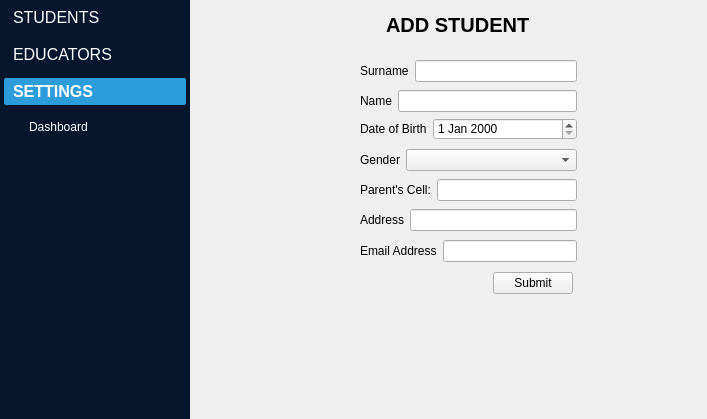
The window that ui/main_window.ui (regisgambiza/schoolmanager) describes before a commit, drawn with Qt 5.
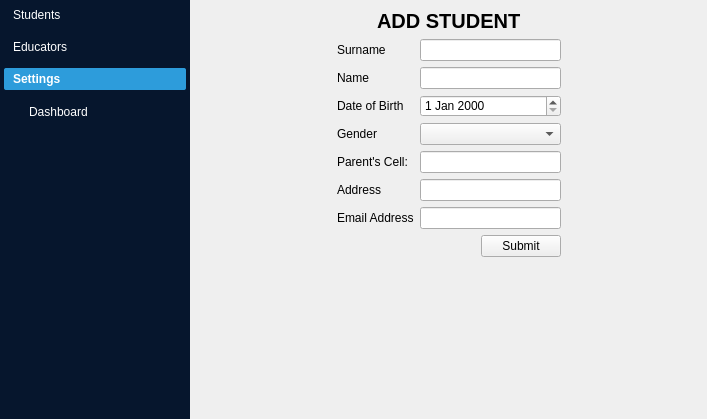
The same window after the commit. The open tabs and pages were chosen to show the change. Icons and pictures are not drawn.

Commit message: Ui Twiking and added page navigation

Patch:
```diff
--- a/ui/main_window.ui
+++ b/ui/main_window.ui
@@ -77,7 +77,7 @@
          <widget class="QToolBox" name="toolBox">
           <property name="font">
            <font>
-            <pointsize>12</pointsize>
+            <pointsize>9</pointsize>
            </font>
           </property>
           <property name="styleSheet">
@@ -133,7 +133,7 @@
              <normaloff>:/icon/icon/home-4-48 (2).ico</normaloff>:/icon/icon/home-4-48 (2).ico</iconset>
            </attribute>
            <attribute name="label">
-            <string>STUDENTS</string>
+            <string>Students</string>
            </attribute>
            <layout class="QVBoxLayout" name="verticalLayout">
             <property name="spacing">
@@ -215,7 +215,7 @@
              <normaloff>:/icon/icon/car-4-48.ico</normaloff>:/icon/icon/car-4-48.ico</iconset>
            </attribute>
            <attribute name="label">
-            <string>EDUCATORS</string>
+            <string>Educators</string>
            </attribute>
            <layout class="QVBoxLayout" name="verticalLayout_2">
             <property name="spacing">
@@ -281,8 +281,8 @@
             <rect>
              <x>0</x>
              <y>0</y>
-             <width>161</width>
-             <height>280</height>
+             <width>172</width>
+             <height>298</height>
             </rect>
            </property>
            <attribute name="icon">
@@ -290,7 +290,7 @@
              <normaloff>:/icon/icon/group-48.ico</normaloff>:/icon/icon/group-48.ico</iconset>
            </attribute>
            <attribute name="label">
-            <string>SETTINGS</string>
+            <string>Settings</string>
            </attribute>
            <layout class="QVBoxLayout" name="verticalLayout_3">
             <property name="spacing">
@@ -422,129 +422,154 @@
            </layout>
           </widget>
           <widget class="QWidget" name="page_2">
-           <widget class="QWidget" name="layoutWidget_4">
-            <property name="geometry">
-             <rect>
-              <x>170</x>
-              <y>60</y>
-              <width>217</width>
-              <height>204</height>
-             </rect>
-            </property>
-            <layout class="QGridLayout" name="gridLayout_6">
-             <item row="5" column="0">
-              <layout class="QFormLayout" name="formLayout_9">
-               <item row="0" column="0">
+           <layout class="QVBoxLayout" name="verticalLayout_10">
+            <item>
+             <layout class="QHBoxLayout" name="horizontalLayout_3">
+              <item>
+               <spacer name="horizontalSpacer">
+                <property name="orientation">
+                 <enum>Qt::Horizontal</enum>
+                </property>
+                <property name="sizeHint" stdset="0">
+                 <size>
+                  <width>40</width>
+                  <height>20</height>
+                 </size>
+                </property>
+               </spacer>
+              </item>
+              <item>
+               <layout class="QVBoxLayout" name="verticalLayout_8">
+                <item>
+                 <layout class="QHBoxLayout" name="horizontalLayout_13">
+                  <item>
+                   <spacer name="horizontalSpacer_12">
+                    <property name="orientation">
+                     <enum>Qt::Horizontal</enum>
+                    </property>
+                    <property name="sizeHint" stdset="0">
+                     <size>
+                      <width>40</width>
+                      <height>20</height>
+                     </size>
+                    </property>
+                   </spacer>
+                  </item>
+                  <item>
+                   <widget class="QLabel" name="label_24">
+                    <property name="font">
+                     <font>
+                      <pointsize>15</pointsize>
+                      <bold>true</bold>
+                     </font>
+                    </property>
+                    <property name="text">
+                     <string>ADD STUDENT</string>
+                    </property>
+                   </widget>
+                  </item>
+                  <item>
+                   <spacer name="horizontalSpacer_13">
+                    <property name="orientation">
+                     <enum>Qt::Horizontal</enum>
+                    </property>
+                    <property name="sizeHint" stdset="0">
+                     <size>
+                      <width>40</width>
+                      <height>20</height>
+                     </size>
+                    </property>
+                   </spacer>
+                  </item>
+                 </layout>
+                </item>
+                <item>
+                 <layout class="QHBoxLayout" name="horizontalLayout_2">
+                  <item>
+                   <layout class="QVBoxLayout" name="verticalLayout_7">
+                    <item>
+                     <widget class="QLabel" name="label_22">
+                      <property name="text">
+                       <string>Surname</string>
+                      </property>
+                     </widget>
+                    </item>
+                    <item>
+                     <widget class="QLabel" name="label_20">
+                      <property name="text">
+                       <string>Name</string>
+                      </property>
+                     </widget>
+                    </item>
+                    <item>
+                     <widget class="QLabel" name="label_21">
+                      <property name="text">
+                       <string>Date of Birth</string>
+                      </property>
+                     </widget>
+                    </item>
+                    <item>
+                     <widget class="QLabel" name="label_23">
+                      <property name="text">
+                       <string>Gender</string>
+                      </property>
+                     </widget>
+                    </item>
+                    <item>
+                     <widget class="QLabel" name="label_19">
+                      <property name="text">
+                       <string>Parent's Cell:</string>
+                      </property>
+                     </widget>
+                    </item>
+                    <item>
                 <widget class="QLabel" name="label_17">
                  <property name="text">
                   <string>Address</string>
                  </property>
                 </widget>
                </item>
-               <item row="0" column="1">
-                <widget class="QLineEdit" name="lineEdit_15"/>
-               </item>
-              </layout>
-             </item>
-             <item row="6" column="0">
-              <layout class="QFormLayout" name="formLayout_10">
-               <item row="0" column="0">
+                    <item>
                 <widget class="QLabel" name="label_18">
                  <property name="text">
                   <string>Email Address</string>
                  </property>
                 </widget>
                </item>
-               <item row="0" column="1">
-                <widget class="QLineEdit" name="lineEdit_16"/>
-               </item>
-              </layout>
-             </item>
-             <item row="4" column="0">
-              <layout class="QFormLayout" name="formLayout_11">
-               <item row="0" column="0">
-                <widget class="QLabel" name="label_19">
-                 <property name="text">
-                  <string>Parent's Cell:</string>
-                 </property>
-                </widget>
-               </item>
-               <item row="0" column="1">
-                <widget class="QLineEdit" name="lineEdit_17"/>
-               </item>
-              </layout>
-             </item>
-             <item row="1" column="0">
-              <layout class="QHBoxLayout" name="horizontalLayout_7">
+                   </layout>
+                  </item>
                <item>
-                <widget class="QLabel" name="label_20">
-                 <property name="text">
-                  <string>Name</string>
-                 </property>
-                </widget>
-               </item>
+                   <layout class="QVBoxLayout" name="verticalLayout_6">
                <item>
-                <widget class="QLineEdit" name="lineEdit_18"/>
-               </item>
-              </layout>
-             </item>
-             <item row="2" column="0">
-              <layout class="QFormLayout" name="formLayout_12">
-               <item row="0" column="0">
-                <widget class="QLabel" name="label_21">
-                 <property name="text">
-                  <string>Date of Birth</string>
-                 </property>
-                </widget>
-               </item>
-               <item row="0" column="1">
-                <widget class="QDateEdit" name="dateEdit_2"/>
-               </item>
-              </layout>
-             </item>
-             <item row="0" column="0">
-              <layout class="QFormLayout" name="formLayout_13">
-               <item row="0" column="0">
-                <widget class="QLabel" name="label_22">
-                 <property name="text">
-                  <string>Surname</string>
-                 </property>
-                </widget>
-               </item>
-               <item row="0" column="1">
                 <widget class="QLineEdit" name="lineEdit_19">
                  <property name="text">
                   <string/>
                  </property>
                 </widget>
                </item>
-              </layout>
-             </item>
-             <item row="3" column="0">
-              <layout class="QFormLayout" name="formLayout_14">
-               <item row="0" column="0">
-                <widget class="QLabel" name="label_23">
-                 <property name="text">
-                  <string>Gender</string>
-                 </property>
-                </widget>
-               </item>
-               <item row="0" column="1">
+                    <item>
+                     <widget class="QLineEdit" name="lineEdit_18"/>
+                    </item>
+                    <item>
+                     <widget class="QDateEdit" name="dateEdit_2"/>
+                    </item>
+                    <item>
                 <widget class="QComboBox" name="comboBox_4"/>
                </item>
+                    <item>
+                     <widget class="QLineEdit" name="lineEdit_17"/>
+                    </item>
+                    <item>
+                     <widget class="QLineEdit" name="lineEdit_15"/>
+                    </item>
+                    <item>
+                     <widget class="QLineEdit" name="lineEdit_16"/>
+                    </item>
               </layout>
              </item>
             </layout>
-           </widget>
-           <widget class="QWidget" name="layoutWidget_5">
-            <property name="geometry">
-             <rect>
-              <x>260</x>
-              <y>270</y>
-              <width>123</width>
-              <height>26</height>
-             </rect>
-            </property>
+                </item>
+                <item>
             <layout class="QHBoxLayout" name="horizontalLayout_11">
              <item>
               <spacer name="horizontalSpacer_11">
@@ -567,19 +592,11 @@
               </widget>
              </item>
             </layout>
-           </widget>
-           <widget class="QWidget" name="layoutWidget_6">
-            <property name="geometry">
-             <rect>
-              <x>150</x>
-              <y>10</y>
-              <width>235</width>
-              <height>29</height>
-             </rect>
-            </property>
-            <layout class="QHBoxLayout" name="horizontalLayout_13">
+                </item>
+               </layout>
+              </item>
              <item>
-              <spacer name="horizontalSpacer_12">
+               <spacer name="horizontalSpacer_3">
                <property name="orientation">
                 <enum>Qt::Horizontal</enum>
                </property>
@@ -591,34 +608,22 @@
                </property>
               </spacer>
              </item>
-             <item>
-              <widget class="QLabel" name="label_24">
-               <property name="font">
-                <font>
-                 <pointsize>15</pointsize>
-                 <bold>true</bold>
-                </font>
-               </property>
-               <property name="text">
-                <string>ADD STUDENT</string>
-               </property>
-              </widget>
+             </layout>
              </item>
              <item>
-              <spacer name="horizontalSpacer_13">
+             <spacer name="verticalSpacer_4">
                <property name="orientation">
-                <enum>Qt::Horizontal</enum>
+               <enum>Qt::Vertical</enum>
                </property>
                <property name="sizeHint" stdset="0">
                 <size>
-                 <width>40</width>
-                 <height>20</height>
+                <width>20</width>
+                <height>60</height>
                 </size>
                </property>
               </spacer>
              </item>
             </layout>
-           </widget>
           </widget>
           <widget class="QWidget" name="page_3">
            <layout class="QVBoxLayout" name="verticalLayout_5">
```
Left out of the diff: 180 changed lines with no effect on the pictures. Lines whose indentation alone changed are shown as unchanged. The commit also changes 3 other files.
